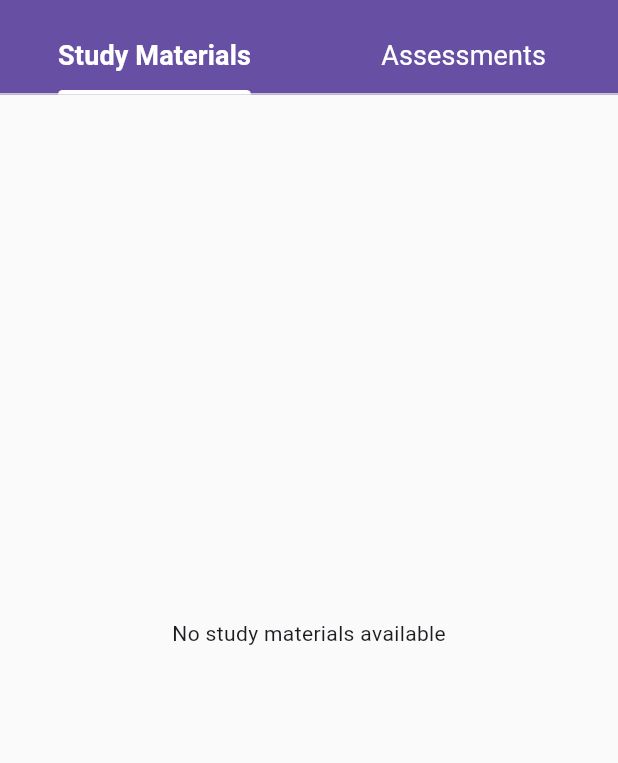
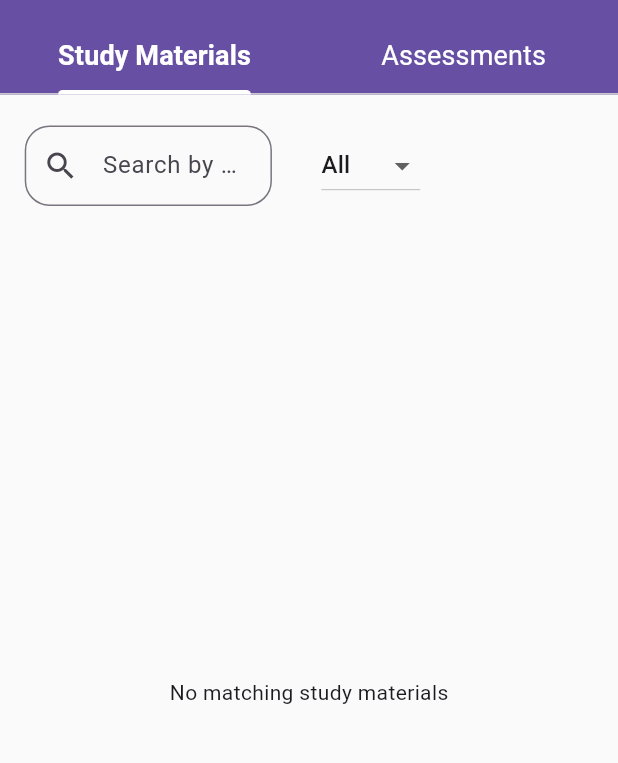
Before and after one commit to youwanpeter/edu_learn_app, a Flutter app: the StudyMaterialScreen screen opened directly with empty values, on a phone screen of 412 x 824 dp, the part 63-826 px from its top. Run offline on Flutter 3.47's test engine with Material 3 defaults, Android fonts, the phone set to English and light mode, and no system bars; our stand-ins replace file_picker, fl_chart.

Commit message:
updated study materials

```diff
--- a/lib/views/study_material_screen.dart
+++ b/lib/views/study_material_screen.dart
@@ -22,8 +22,11 @@ class StudyMaterialScreen extends StatefulWidget {
   }
 }
 
-class _StudyMaterialScreenState extends State<StudyMaterialScreen> with TickerProviderStateMixin {
+class _StudyMaterialScreenState extends State<StudyMaterialScreen>
+    with TickerProviderStateMixin {
 
+  String _searchQuery = '';
+  String _selectFilter = 'all';
   late TabController _tabController;
 
   @override
@@ -65,7 +68,9 @@ class _StudyMaterialScreenState extends State<StudyMaterialScreen> with TickerPr
                 "Study Materials",
                 style: TextStyle(
                   color: Colors.white,
-                  fontWeight: _tabController.index == 0 ? FontWeight.bold : FontWeight.normal,
+                  fontWeight: _tabController.index == 0
+                      ? FontWeight.bold
+                      : FontWeight.normal,
                   fontSize: 18,
                 ),
               ),
@@ -75,13 +80,15 @@ class _StudyMaterialScreenState extends State<StudyMaterialScreen> with TickerPr
                 "Assessments",
                 style: TextStyle(
                   color: Colors.white,
-                  fontWeight: _tabController.index == 1 ? FontWeight.bold : FontWeight.normal,
+                  fontWeight: _tabController.index == 1
+                      ? FontWeight.bold
+                      : FontWeight.normal,
                   fontSize: 18,
                 ),
               ),
             ),
           ],
-          onTap: (_) {
+          onTap: (value) {
             setState(() {});
           },
         ),
@@ -102,8 +109,62 @@ class _StudyMaterialScreenState extends State<StudyMaterialScreen> with TickerPr
           Padding(
             padding: EdgeInsets.symmetric(
               horizontal: w * 0.04,
-              vertical: h * 0.01,
+              vertical: h * 0.025,
             ),
+            child: Column(
+              children: [
+                Row(
+                  children: [
+                    SizedBox(
+                      width: w * 0.4,
+                      child: TextField(
+                        decoration: InputDecoration(
+                          hintText: "Search by title",
+                          prefixIcon: const Icon(Icons.search),
+                          contentPadding: EdgeInsets.symmetric(
+                            vertical: h * 0.018,
+                            horizontal: w * 0.04,
+                          ),
+                          border: OutlineInputBorder(
+                            borderRadius: BorderRadius.circular(w * 0.04),
+                          ),
+                        ),
+                        onChanged: (value) {
+                          setState(() {
+                            _searchQuery = value.toLowerCase();
+                          });
+                        },
+                      ),
+                    ),
+                    SizedBox(width: w * 0.08),
+                    DropdownButton<String>(
+                      value: _selectFilter,
+                      items: const [
+                        DropdownMenuItem(
+                          value: 'all',
+                          child: Text("All"),
+                        ),
+                        DropdownMenuItem(
+                          value: 'pdf',
+                          child: Text("PDF"),
+                        ),
+                        DropdownMenuItem(
+                          value: 'video',
+                          child: Text("Video"),
+                        ),
+                      ],
+                      onChanged: (value) {
+                        setState(() {
+                          _selectFilter = value!;
+                        });
+                      },
+                    ),
+                  ],
+                ),
+
+                SizedBox(height: h * 0.03),
+
+                Expanded(
                   child: Consumer<StudyMaterialViewModel>(
                     builder: (
                       BuildContext context,
@@ -112,16 +173,28 @@ class _StudyMaterialScreenState extends State<StudyMaterialScreen> with TickerPr
                     ) {
                       List<StudyMaterial> materials = viewModel.materials;
 
-                if (materials.isEmpty) {
+                      List<StudyMaterial> filteredMaterials =
+                          materials.where((material) {
+                        bool matchesSearch = material.title
+                            .toLowerCase()
+                            .contains(_searchQuery);
+
+                        bool matchesFilter = _selectFilter == 'all' ||
+                            material.type == _selectFilter;
+
+                        return matchesSearch && matchesFilter;
+                      }).toList();
+
+                      if (filteredMaterials.isEmpty) {
                         return const Center(
-                    child: Text("No study materials available"),
+                          child: Text("No matching study materials"),
                         );
                       }
 
                       return ListView.builder(
-                  itemCount: materials.length,
+                        itemCount: filteredMaterials.length,
                         itemBuilder: (BuildContext context, int index) {
-                    StudyMaterial material = materials[index];
+                          StudyMaterial material = filteredMaterials[index];
 
                           return Container(
                             margin: EdgeInsets.only(bottom: h * 0.015),
@@ -130,7 +203,10 @@ class _StudyMaterialScreenState extends State<StudyMaterialScreen> with TickerPr
                               color: Colors.white,
                               borderRadius: BorderRadius.circular(w * 0.04),
                               boxShadow: const [
-                          BoxShadow(color: Colors.black12, blurRadius: 4),
+                                BoxShadow(
+                                  color: Colors.black12,
+                                  blurRadius: 4,
+                                ),
                               ],
                             ),
                             child: Row(
@@ -144,7 +220,8 @@ class _StudyMaterialScreenState extends State<StudyMaterialScreen> with TickerPr
                                 SizedBox(width: w * 0.04),
                                 Expanded(
                                   child: Column(
-                              crossAxisAlignment: CrossAxisAlignment.start,
+                                    crossAxisAlignment:
+                                        CrossAxisAlignment.start,
                                     children: [
                                       Text(
                                         material.title,
@@ -178,7 +255,8 @@ class _StudyMaterialScreenState extends State<StudyMaterialScreen> with TickerPr
                                         },
                                       ),
                                       IconButton(
-                                  icon: Icon(Icons.delete, size: w * 0.06),
+                                        icon:
+                                            Icon(Icons.delete, size: w * 0.06),
                                         onPressed: () {
                                           _confirmDelete(context, material);
                                         },
@@ -189,10 +267,11 @@ class _StudyMaterialScreenState extends State<StudyMaterialScreen> with TickerPr
                                   IconButton(
                                     icon: Icon(Icons.download, size: w * 0.06),
                                     onPressed: () {
-                                ScaffoldMessenger.of(context).showSnackBar(
+                                      ScaffoldMessenger.of(context)
+                                          .showSnackBar(
                                         const SnackBar(
-                                    content:
-                                        Text("File download not implemented yet"),
+                                          content: Text(
+                                              "File download not implemented yet"),
                                           backgroundColor: Colors.green,
                                         ),
                                       );
@@ -206,6 +285,9 @@ class _StudyMaterialScreenState extends State<StudyMaterialScreen> with TickerPr
                     },
                   ),
                 ),
+              ],
+            ),
+          ),
 
           AssignmentScreen(
             lessonId: widget.lessonId,
@@ -216,10 +298,7 @@ class _StudyMaterialScreenState extends State<StudyMaterialScreen> with TickerPr
     );
   }
 
-  void _openMaterialForm(
-    BuildContext context,
-    StudyMaterial? material,
-  ) {
+  void _openMaterialForm(BuildContext context, StudyMaterial? material) {
     TextEditingController titleController =
         TextEditingController(text: material?.title ?? '');
     TextEditingController descriptionController =
@@ -243,11 +322,13 @@ class _StudyMaterialScreenState extends State<StudyMaterialScreen> with TickerPr
                   children: [
                     TextField(
                       controller: titleController,
-                      decoration: const InputDecoration(labelText: "Title"),
+                      decoration:
+                          const InputDecoration(labelText: "Title"),
                     ),
                     TextField(
                       controller: descriptionController,
-                      decoration: const InputDecoration(labelText: "Description"),
+                      decoration:
+                          const InputDecoration(labelText: "Description"),
                     ),
                     DropdownButtonFormField<String>(
                       value: selectedType,
@@ -261,12 +342,13 @@ class _StudyMaterialScreenState extends State<StudyMaterialScreen> with TickerPr
                           child: Text("Video"),
                         ),
                       ],
-                      onChanged: (String? value) {
+                      onChanged: (value) {
                         if (value != null) {
                           selectedType = value;
                         }
                       },
-                      decoration: const InputDecoration(labelText: "Type"),
+                      decoration:
+                          const InputDecoration(labelText: "Type"),
                     ),
                     Row(
                       children: [
@@ -285,7 +367,8 @@ class _StudyMaterialScreenState extends State<StudyMaterialScreen> with TickerPr
                                   selectedType == 'pdf' ? ['pdf'] : null,
                               withData: true,
                             );
-                            if (result != null && result.files.isNotEmpty) {
+                            if (result != null &&
+                                result.files.isNotEmpty) {
                               PlatformFile file = result.files.first;
                               pickedFilePath = file.path ?? file.name;
                               pickedFileBytes = file.bytes;
@@ -342,7 +425,9 @@ class _StudyMaterialScreenState extends State<StudyMaterialScreen> with TickerPr
                         finalFilePath,
                         fileBytes: pickedFileBytes,
                       );
+
                       Navigator.pop(dialogContext);
+
                       ScaffoldMessenger.of(context).showSnackBar(
                         const SnackBar(
                           content: Text("Material added successfully"),
@@ -359,7 +444,9 @@ class _StudyMaterialScreenState extends State<StudyMaterialScreen> with TickerPr
                         finalFilePath,
                         fileBytes: pickedFileBytes,
                       );
+
                       Navigator.pop(dialogContext);
+
                       ScaffoldMessenger.of(context).showSnackBar(
                         const SnackBar(
                           content: Text("Material updated successfully"),
@@ -378,18 +465,14 @@ class _StudyMaterialScreenState extends State<StudyMaterialScreen> with TickerPr
     );
   }
 
-  void _confirmDelete(
-    BuildContext context,
-    StudyMaterial material,
-  ) {
+  void _confirmDelete(BuildContext context, StudyMaterial material) {
     showDialog(
       context: context,
       builder: (BuildContext dialogContext) {
         return AlertDialog(
           title: const Text("Confirm Delete"),
-          content: const Text(
-            "Are you sure you want to delete this material?",
-          ),
+          content:
+              const Text("Are you sure you want to delete this material?"),
           actions: [
             TextButton(
               onPressed: () {
@@ -411,7 +494,9 @@ class _StudyMaterialScreenState extends State<StudyMaterialScreen> with TickerPr
                   material.id,
                   widget.lessonId,
                 );
+
                 Navigator.pop(dialogContext);
+
                 ScaffoldMessenger.of(context).showSnackBar(
                   const SnackBar(
                     content: Text("Material deleted successfully"),
```
Lines whose indentation alone changed are shown as unchanged.
